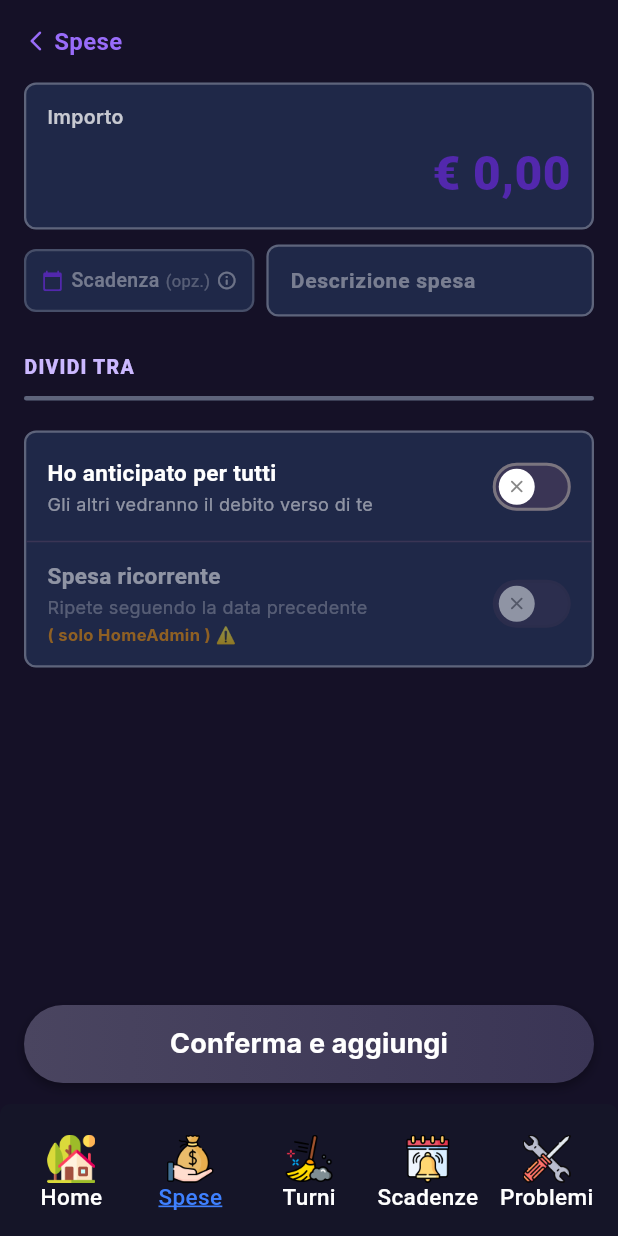
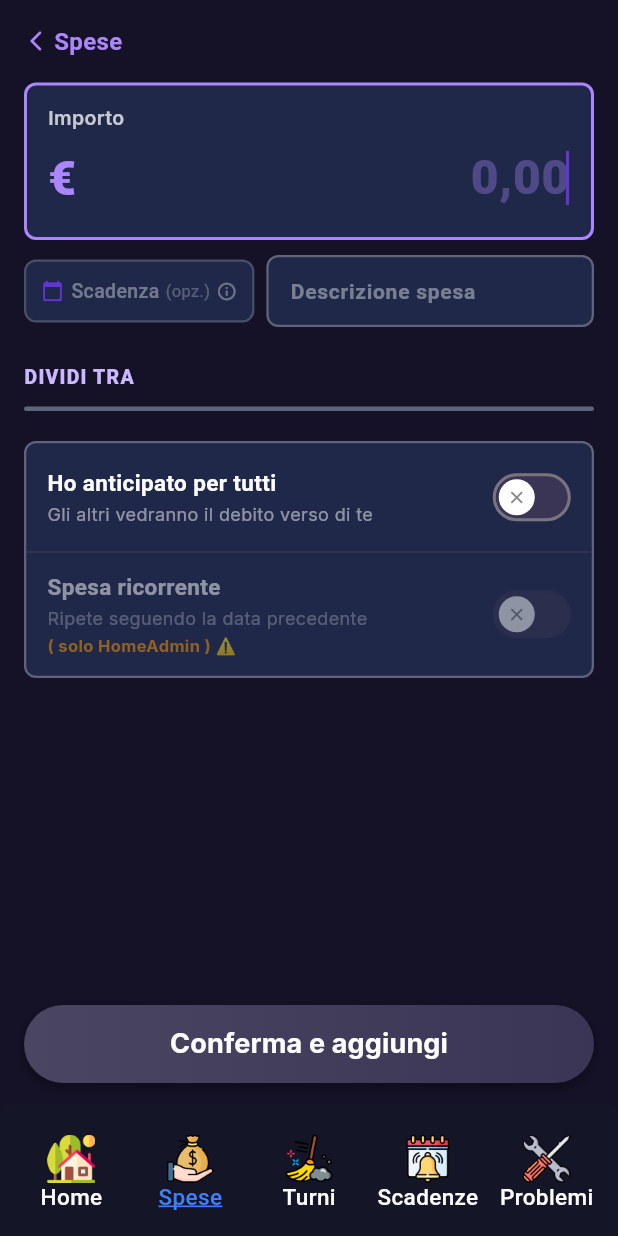
Before and after one commit to MarcelloPastore/Progetto_Ingegneria_del_Software, a Flutter app: the InserisciSpesaScreen screen opened by its route, after a tap on "Annulla", on a phone screen of 412 x 824 dp. Run offline on Flutter 3.47's test engine with Material 3 defaults, Android fonts, the phone set to English and light mode, and no system bars; our stand-ins replace flutter_riverpod, flutter_svg, google_fonts, shared_preferences; accounts and stored records are empty; network calls fail.

Commit message:
update: migliorata UX inserimento spese, formattazione valuta e colori brand
- Aggiunto `GestureDetector` per chiudere la tastiera al tocco esterno nei form di spesa.
- Implementato `autofocus` e limiti di input nel campo importo.
- Aggiornata la visualizzazione delle quote con due decimali e separatore decimale a virgola.
- Aggiornata la palette dei colori brand nel tema.
- Aggiunta una guida rapida per il deploy iOS e troubleshooting nel README.

```diff
--- a/coincasa_app_flutter_frontend/lib/core/theme/app_theme.dart
+++ b/coincasa_app_flutter_frontend/lib/core/theme/app_theme.dart
@@ -9,12 +9,12 @@ export '../constants/app_sizes.dart';
 abstract final class AppColors {
   static const transparent = Color(0x00000000);
 
-  static const brandPrimary = Color(0xFF5228AD);
-  static const brandPrimaryDark = Color(0xFF4C2A9E);
-  static const brandSecondary = Color(0xFF6E41D1);
-  static const brandAccent = Color(0xFF996CFA);
-  static const focus = Color(0xFF8A72D9);
-  static const primaryBorder = Color(0xFF9C8BF0);
+  static const brandPrimary = Color(0xFF6436D1);
+  static const brandPrimaryDark = Color(0xFF552EA8);
+  static const brandSecondary = Color(0xFF8256E5);
+  static const brandAccent = Color(0xFFAC86FC);
+  static const focus = Color(0xFF9E86E3);
+  static const primaryBorder = Color(0xFFB0A2F4);
 
   static const pageBackground = Color(0xFFF6F5FB);
   static const darkBackground = Color(0xFF151127);
--- a/coincasa_app_flutter_frontend/lib/features/spese/screens/modifica_spesa_admin.dart
+++ b/coincasa_app_flutter_frontend/lib/features/spese/screens/modifica_spesa_admin.dart
@@ -1,4 +1,5 @@
 import 'package:flutter/material.dart';
+import 'package:flutter/services.dart';
 import 'package:flutter_riverpod/flutter_riverpod.dart';
 
 import 'package:coincasa_app/core/api/api_provider.dart';
@@ -16,10 +17,11 @@ import 'package:coincasa_app/features/spese/screens/lista_spese_admin.dart';
 // Provider
 // ---------------------------------------------------------------------------
 
-final modificaSpesaFormProvider = StateNotifierProvider.autoDispose<
-    SpesaEditFormController, SpesaEditFormState>(
-  (_) => SpesaEditFormController(),
-);
+final modificaSpesaFormProvider =
+    StateNotifierProvider.autoDispose<
+      SpesaEditFormController,
+      SpesaEditFormState
+    >((_) => SpesaEditFormController());
 
 // ---------------------------------------------------------------------------
 // Screen
@@ -114,8 +116,11 @@ class _ModificaSpesaAdminScreenState
           'cadenzaGiorni': _cadenzaGiorniFor(form.frequenza),
         },
       };
-      final updatedSpesa =
-          await ApiProvider.spese.update(casa.id, spesaId, payload);
+      final updatedSpesa = await ApiProvider.spese.update(
+        casa.id,
+        spesaId,
+        payload,
+      );
       if (!mounted) return;
       Navigator.of(context).pushReplacementNamed(
         DettaglioSpesaAdminScreen.routeName,
@@ -135,9 +140,7 @@ class _ModificaSpesaAdminScreenState
 
     final inquiliniAsync = form.casa == null
         ? const AsyncValue<List<Inquilino>>.loading()
-        : ref.watch(
-            _inquiliniProvider(form.casa!.id),
-          );
+        : ref.watch(_inquiliniProvider(form.casa!.id));
 
     return Scaffold(
       backgroundColor: AppColors.darkBackground,
@@ -155,8 +158,8 @@ class _ModificaSpesaAdminScreenState
                         children: [
                           // Breadcrumb
                           GestureDetector(
-                            onTap: () => Navigator.of(context)
-                                .pushReplacementNamed(
+                            onTap: () =>
+                                Navigator.of(context).pushReplacementNamed(
                                   ListaSpeseAdminScreen.routeName,
                                 ),
                             child: Row(
@@ -169,7 +172,8 @@ class _ModificaSpesaAdminScreenState
                                 const SizedBox(width: 4),
                                 Text(
                                   'Spese',
-                                  style: AppTextStyles.screenTitleStrong.copyWith(
+                                  style: AppTextStyles.screenTitleStrong
+                                      .copyWith(
                                         color: AppColors.brandAccent,
                                         fontSize: 16,
                                         fontWeight: FontWeight.w700,
@@ -200,7 +204,8 @@ class _ModificaSpesaAdminScreenState
                               Expanded(
                                 child: SpesaFormDescrizioneField(
                                   controller: _descCtrl,
-                                  hasError: form.showErrors &&
+                                  hasError:
+                                      form.showErrors &&
                                       form.descrizione.trim().isEmpty,
                                   onChanged: ctrl.setDescrizione,
                                 ),
@@ -217,7 +222,8 @@ class _ModificaSpesaAdminScreenState
                               selectedIds: form.selectedInquiliniIds,
                               lockedId: form.creatoreId,
                               importo: form.importo,
-                              showError: form.showErrors &&
+                              showError:
+                                  form.showErrors &&
                                   form.selectedInquiliniIds.isEmpty,
                               onSelected: ctrl.toggleInquilino,
                             ),
@@ -226,7 +232,8 @@ class _ModificaSpesaAdminScreenState
                               selectedIds: form.selectedInquiliniIds,
                               lockedId: form.creatoreId,
                               importo: form.importo,
-                              showError: form.showErrors &&
+                              showError:
+                                  form.showErrors &&
                                   form.selectedInquiliniIds.isEmpty,
                               onSelected: ctrl.toggleInquilino,
                             ),
@@ -241,7 +248,9 @@ class _ModificaSpesaAdminScreenState
                                 onChanged: ctrl.setHoAnticipatoPerTutti,
                               ),
                               const Divider(
-                                  height: 1, color: Color(0xFF3A3555)),
+                                height: 1,
+                                color: Color(0xFF3A3555),
+                              ),
                               SpesaFormRecurringRow(
                                 value: form.spesaRicorrente,
                                 isAdmin: isAdmin,
@@ -308,8 +317,8 @@ class _ModificaSpesaAdminScreenState
 // Provider inquilini per casa (lazy)
 // ---------------------------------------------------------------------------
 
-final _inquiliniProvider =
-    FutureProvider.autoDispose.family<List<Inquilino>, String>(
+final _inquiliniProvider = FutureProvider.autoDispose
+    .family<List<Inquilino>, String>(
       (ref, casaId) => ApiProvider.casa.listInquilini(casaId),
     );
 
@@ -458,8 +467,7 @@ class SpesaEditFormController extends StateNotifier<SpesaEditFormState> {
   void clearDataSpesa() => state = state.copyWith(clearDataSpesa: true);
   void setHoAnticipatoPerTutti(bool v) =>
       state = state.copyWith(hoAnticipatoPerTutti: v);
-  void setSpesaRicorrente(bool v) =>
-      state = state.copyWith(spesaRicorrente: v);
+  void setSpesaRicorrente(bool v) => state = state.copyWith(spesaRicorrente: v);
   void setFrequenza(String v) => state = state.copyWith(frequenza: v);
 
   void toggleInquilino(String id) {
@@ -576,38 +584,42 @@ class _SpesaFormImportoCardState extends State<SpesaFormImportoCard> {
               ),
             ),
             const SizedBox(height: 4),
-            Stack(
-              alignment: Alignment.centerRight,
+            Row(
               children: [
-                // Display del valore formattato
-                Align(
-                  alignment: Alignment.centerRight,
-                  child: ValueListenableBuilder(
-                    valueListenable: widget.controller,
-                    builder: (_, a, b) => Text(
-                      _displayAmount,
+                Expanded(
+                  child: TextField(
+                    controller: widget.controller,
+                    focusNode: _focus,
+                    autofocus: true,
+                    keyboardType: const TextInputType.numberWithOptions(
+                      decimal: true,
+                    ),
+                    inputFormatters: [LengthLimitingTextInputFormatter(13)],
+                    textAlign: TextAlign.right,
+                    cursorColor: AppColors.brandPrimary,
+                    onChanged: widget.onChanged,
                     style: AppTextStyles.screenTitleStrong.copyWith(
-                        color: AppColors.brandPrimary,
+                      color: AppColors.brandAccent,
                       fontSize: 32,
                       fontWeight: FontWeight.w800,
                     ),
+                    decoration: InputDecoration(
+                      isDense: true,
+                      border: InputBorder.none,
+                      enabledBorder: InputBorder.none,
+                      focusedBorder: InputBorder.none,
+                      hintText: '0,00',
+                      prefixText: '€ ',
+                      prefixStyle: AppTextStyles.screenTitleStrong.copyWith(
+                        color: AppColors.brandAccent,
+                        fontSize: 32,
+                        fontWeight: FontWeight.w800,
                       ),
+                      hintStyle: AppTextStyles.screenTitleStrong.copyWith(
+                        color: AppColors.brandAccent.withValues(alpha: 0.35),
+                        fontSize: 32,
+                        fontWeight: FontWeight.w800,
                       ),
-                ),
-                // TextField trasparente per catturare input
-                Opacity(
-                  opacity: 0,
-                  child: TextField(
-                    controller: widget.controller,
-                    focusNode: _focus,
-                    keyboardType: const TextInputType.numberWithOptions(
-                      decimal: true,
-                    ),
-                    onChanged: widget.onChanged,
-                    style: const TextStyle(fontSize: 32),
-                    decoration: const InputDecoration(
-                      border: InputBorder.none,
-                      contentPadding: EdgeInsets.zero,
                     ),
                   ),
                 ),
@@ -820,7 +832,10 @@ class SpesaFormDescrizioneField extends StatelessWidget {
           borderRadius: BorderRadius.circular(AppSizes.radius8),
           borderSide: const BorderSide(color: AppColors.brandAccent, width: 2),
         ),
-        contentPadding: const EdgeInsets.symmetric(horizontal: 12, vertical: 13),
+        contentPadding: const EdgeInsets.symmetric(
+          horizontal: 12,
+          vertical: 13,
+        ),
       ),
     );
   }
@@ -862,8 +877,7 @@ class SpesaFormDivisioneSection extends StatelessWidget {
 
   double? get _quotaPerPerson {
     if (selectedIds.isEmpty) return null;
-    final total =
-        double.tryParse(importo.trim().replaceAll(',', '.'));
+    final total = double.tryParse(importo.trim().replaceAll(',', '.'));
     if (total == null || total <= 0) return null;
     return total / selectedIds.length;
   }
@@ -994,9 +1008,10 @@ class SpesaFormInquilinoRow extends StatelessWidget {
                 ),
               ),
             ),
+            const SizedBox(width: 8),
             if (quota != null && isSelected) ...[
               Text(
-                '€${quota!.toStringAsFixed(0)}',
+                '€ ${quota!.toStringAsFixed(2).replaceAll('.', ',')}',
                 style: AppTextStyles.screenTitleStrong.copyWith(
                   color: Colors.white,
                   fontSize: 14,
@@ -1055,7 +1070,10 @@ class SpesaFormTogglePanel extends StatelessWidget {
       decoration: BoxDecoration(
         color: AppColors.surfaceDarkElevated,
         borderRadius: BorderRadius.circular(AppSizes.radius8),
-        border: Border.all(color: Colors.white.withValues(alpha: 0.28), width: 1.5),
+        border: Border.all(
+          color: Colors.white.withValues(alpha: 0.28),
+          width: 1.5,
+        ),
       ),
       child: Column(children: children),
     );
@@ -1111,9 +1129,17 @@ class SpesaFormPaidForAllRow extends StatelessWidget {
             inactiveTrackColor: const Color(0xFF3A3555),
             thumbIcon: WidgetStateProperty.resolveWith<Icon?>((states) {
               if (states.contains(WidgetState.selected)) {
-                return const Icon(Icons.check_rounded, size: 14, color: Color(0xFF7B5DC8));
+                return const Icon(
+                  Icons.check_rounded,
+                  size: 14,
+                  color: Color(0xFF7B5DC8),
+                );
               }
-              return const Icon(Icons.close_rounded, size: 14, color: Color(0xFF888888));
+              return const Icon(
+                Icons.close_rounded,
+                size: 14,
+                color: Color(0xFF888888),
+              );
             }),
           ),
         ],
@@ -1191,9 +1217,17 @@ class SpesaFormRecurringRow extends StatelessWidget {
               inactiveTrackColor: const Color(0xFF3A3555),
               thumbIcon: WidgetStateProperty.resolveWith<Icon?>((states) {
                 if (states.contains(WidgetState.selected)) {
-                  return const Icon(Icons.check_rounded, size: 14, color: Color(0xFF7B5DC8));
+                  return const Icon(
+                    Icons.check_rounded,
+                    size: 14,
+                    color: Color(0xFF7B5DC8),
+                  );
                 }
-                return const Icon(Icons.close_rounded, size: 14, color: Color(0xFF888888));
+                return const Icon(
+                  Icons.close_rounded,
+                  size: 14,
+                  color: Color(0xFF888888),
+                );
               }),
             ),
           ],
@@ -1293,8 +1327,11 @@ class SpesaFormErrorLine extends StatelessWidget {
   Widget build(BuildContext context) {
     return Row(
       children: [
-        const Icon(Icons.warning_rounded,
-            color: AppColors.statusNegative, size: 18),
+        const Icon(
+          Icons.warning_rounded,
+          color: AppColors.statusNegative,
+          size: 18,
+        ),
         const SizedBox(width: 8),
         Expanded(
           child: Text(
@@ -1409,7 +1446,9 @@ class _AnnullaButton extends StatelessWidget {
           shape: const RoundedRectangleBorder(
             borderRadius: BorderRadius.all(Radius.circular(22)),
           ),
-          disabledForegroundColor: AppColors.statusNegative.withValues(alpha: 0.4),
+          disabledForegroundColor: AppColors.statusNegative.withValues(
+            alpha: 0.4,
+          ),
         ),
         child: const Text(
           'Annulla',
@@ -1434,8 +1473,12 @@ String? _resolveCurrentUserId(List<Inquilino> inquilini) {
   final email = ApiProvider.client.currentUserEmail?.trim().toLowerCase();
   final name = ApiProvider.client.currentUserName?.trim().toLowerCase();
   for (final inq in inquilini) {
-    final values = [inq.email, inq.username, inq.nome, inq.nomeCompleto]
-        .map((v) => v.trim().toLowerCase());
+    final values = [
+      inq.email,
+      inq.username,
+      inq.nome,
+      inq.nomeCompleto,
+    ].map((v) => v.trim().toLowerCase());
     if ((email != null && values.contains(email)) ||
         (name != null && values.contains(name))) {
       return inq.id;
```
Also changed, not shown: coincasa_app_flutter_frontend/lib/features/spese/screens/inserisci_spesa_admin.dart (+45 -23 lines), 1 other file. Lines whose indentation alone changed are shown as unchanged.
